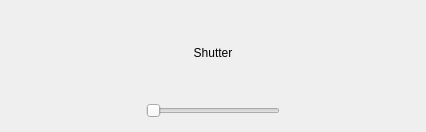
This is gui/widgets/camera/shutterStatus.ui in magao-x/MagAOX as Qt 5 draws it before an edit. The edited form follows.
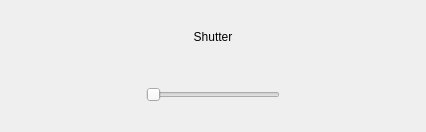
This is the edited form.

```diff
--- a/gui/widgets/camera/shutterStatus.ui
+++ b/gui/widgets/camera/shutterStatus.ui
@@ -10,6 +10,12 @@
     <height>132</height>
    </rect>
   </property>
+  <property name="sizePolicy">
+   <sizepolicy hsizetype="Preferred" vsizetype="Expanding">
+    <horstretch>0</horstretch>
+    <verstretch>0</verstretch>
+   </sizepolicy>
+  </property>
   <property name="windowTitle">
    <string>Form</string>
   </property>
@@ -18,6 +24,12 @@
     <layout class="QVBoxLayout" name="verticalLayout">
      <item>
       <widget class="QLabel" name="label">
+       <property name="sizePolicy">
+        <sizepolicy hsizetype="Preferred" vsizetype="Expanding">
+         <horstretch>0</horstretch>
+         <verstretch>0</verstretch>
+        </sizepolicy>
+       </property>
        <property name="text">
         <string>Shutter</string>
        </property>
@@ -36,13 +48,19 @@
          <property name="sizeHint" stdset="0">
           <size>
            <width>40</width>
-           <height>20</height>
+           <height>0</height>
           </size>
          </property>
         </spacer>
        </item>
        <item>
         <widget class="QSlider" name="shutter">
+         <property name="sizePolicy">
+          <sizepolicy hsizetype="Expanding" vsizetype="Expanding">
+           <horstretch>0</horstretch>
+           <verstretch>0</verstretch>
+          </sizepolicy>
+         </property>
          <property name="orientation">
           <enum>Qt::Horizontal</enum>
          </property>
@@ -56,7 +74,7 @@
          <property name="sizeHint" stdset="0">
           <size>
            <width>40</width>
-           <height>20</height>
+           <height>0</height>
           </size>
          </property>
         </spacer>
```
